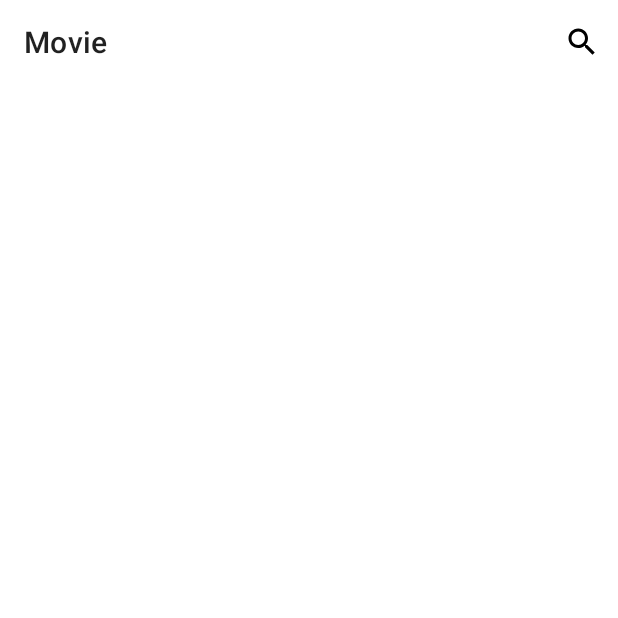
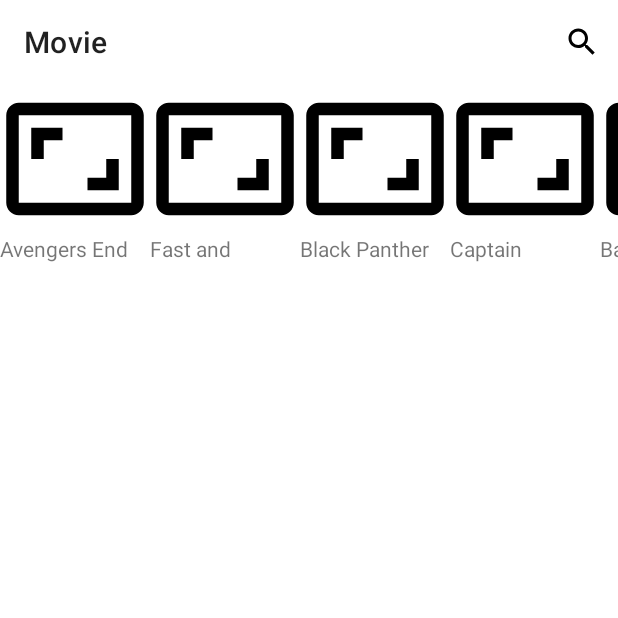
Before and after one commit to incwell-technology/movie, an Android app: the screen it shows after launch (MovieListActivity), on a phone screen of 412 x 824 dp, the top half of it. Before the commit the part shown is almost empty. Run offline under Robolectric (Android 15) with nearby library versions, the phone set to English and light mode, and no system bars.

Commit message:
add recyclerview with dummy data

```diff
--- /dev/null
+++ b/app/src/main/java/com/incwellbootcamp/movie/Movie.kt
@@ -0,0 +1,3 @@
+package com.incwellbootcamp.movie
+
+data class Movie(var title: String, var posterUrl: String)
--- a/app/src/main/java/com/incwellbootcamp/movie/MovieListActivity.kt
+++ b/app/src/main/java/com/incwellbootcamp/movie/MovieListActivity.kt
@@ -5,6 +5,7 @@ import android.view.Menu
 import android.view.MenuItem
 import android.widget.Toast
 import androidx.appcompat.app.AppCompatActivity
+import androidx.recyclerview.widget.LinearLayoutManager
 import kotlinx.android.synthetic.main.activity_main.*
 
 class MovieListActivity : AppCompatActivity() {
@@ -13,6 +14,22 @@ class MovieListActivity : AppCompatActivity() {
         super.onCreate(savedInstanceState)
         setContentView(R.layout.activity_main)
         setSupportActionBar(toolbar)
+
+        var movieListAdapter = MovieListAdapter(this, getMovies())
+        var layoutManager = LinearLayoutManager(this, LinearLayoutManager.HORIZONTAL, false)
+        rv_movie.layoutManager = layoutManager
+        rv_movie.adapter = movieListAdapter
+    }
+
+    fun getMovies(): ArrayList<Movie> {
+        var movies = ArrayList<Movie>()
+        movies.add(Movie("Avengers End game", "http:imageUrl.com"))
+        movies.add(Movie("Fast and Furious", "http:imageUrl.com"))
+        movies.add(Movie("Black Panther", "http:imageUrl.com"))
+        movies.add(Movie("Captain America", "http:imageUrl.com"))
+        movies.add(Movie("Batman", "http:imageUrl.com"))
+        movies.add(Movie("Spider-man", "http:imageUrl.com"))
+        return movies
     }
 
     override fun onCreateOptionsMenu(menu: Menu?): Boolean {
@@ -21,7 +38,7 @@ class MovieListActivity : AppCompatActivity() {
     }
 
     override fun onOptionsItemSelected(item: MenuItem?): Boolean {
-        if (item?.itemId == R.id.search){
+        if (item?.itemId == R.id.search) {
             Toast.makeText(this, "search clicked", Toast.LENGTH_LONG).show()
         }
         return super.onOptionsItemSelected(item)
--- /dev/null
+++ b/app/src/main/java/com/incwellbootcamp/movie/MovieListAdapter.kt
@@ -0,0 +1,26 @@
+package com.incwellbootcamp.movie
+
+import android.content.Context
+import android.view.LayoutInflater
+import android.view.View
+import android.view.ViewGroup
+import androidx.recyclerview.widget.RecyclerView
+import kotlinx.android.synthetic.main.movie_item_view.view.*
+
+class MovieListAdapter(var context: Context, var movies : ArrayList<Movie>) : RecyclerView.Adapter<MovieListHolder>() {
+    override fun onCreateViewHolder(parent: ViewGroup, viewType: Int): MovieListHolder {
+        var view = LayoutInflater.from(context).inflate(R.layout.movie_item_view, parent, false)
+        return  MovieListHolder(view)
+    }
+
+    override fun getItemCount(): Int {
+       return movies.size
+    }
+
+    override fun onBindViewHolder(holder: MovieListHolder, position: Int) {
+        holder.itemView.movie_title.text = movies[position].title
+    }
+
+}
+
+class MovieListHolder(itemView: View) : RecyclerView.ViewHolder(itemView)
--- /dev/null
+++ b/app/src/main/res/drawable/ic_movie_background.xml
@@ -0,0 +1,9 @@
+<vector xmlns:android="http://schemas.android.com/apk/res/android"
+        android:width="24dp"
+        android:height="24dp"
+        android:viewportWidth="24.0"
+        android:viewportHeight="24.0">
+    <path
+        android:fillColor="#FF000000"
+        android:pathData="M19,12h-2v3h-3v2h5v-5zM7,9h3L10,7L5,7v5h2L7,9zM21,3L3,3c-1.1,0 -2,0.9 -2,2v14c0,1.1 0.9,2 2,2h18c1.1,0 2,-0.9 2,-2L23,5c0,-1.1 -0.9,-2 -2,-2zM21,19.01L3,19.01L3,4.99h18v14.02z"/>
+</vector>
--- a/app/src/main/res/layout/activity_main.xml
+++ b/app/src/main/res/layout/activity_main.xml
@@ -2,7 +2,6 @@
 <LinearLayout
         xmlns:android="http://schemas.android.com/apk/res/android"
         xmlns:tools="http://schemas.android.com/tools"
-        xmlns:app="http://schemas.android.com/apk/res-auto"
         android:layout_width="match_parent"
         android:orientation="vertical"
         android:layout_height="match_parent"
@@ -11,5 +10,8 @@
   <androidx.appcompat.widget.Toolbar android:id="@+id/toolbar"
                                      android:layout_width="match_parent"
                                      android:layout_height="wrap_content"/>
+  <androidx.recyclerview.widget.RecyclerView android:id="@+id/rv_movie"
+                                             android:layout_width="match_parent"
+                                             android:layout_height="wrap_content"/>
 
 </LinearLayout>
--- /dev/null
+++ b/app/src/main/res/layout/movie_item_view.xml
@@ -0,0 +1,15 @@
+<?xml version="1.0" encoding="utf-8"?>
+<LinearLayout xmlns:android="http://schemas.android.com/apk/res/android"
+              android:orientation="vertical"
+              android:layout_width="wrap_content"
+              android:layout_height="wrap_content">
+    <ImageView android:id="@+id/movie_banner"
+               android:layout_width="100dp"
+               android:src="@drawable/ic_movie_background"
+               android:layout_height="100dp"/>
+    <TextView android:id="@+id/movie_title"
+              android:layout_width="match_parent"
+              android:text="Avengers End game"
+              android:layout_height="wrap_content"/>
+
+</LinearLayout>
```
